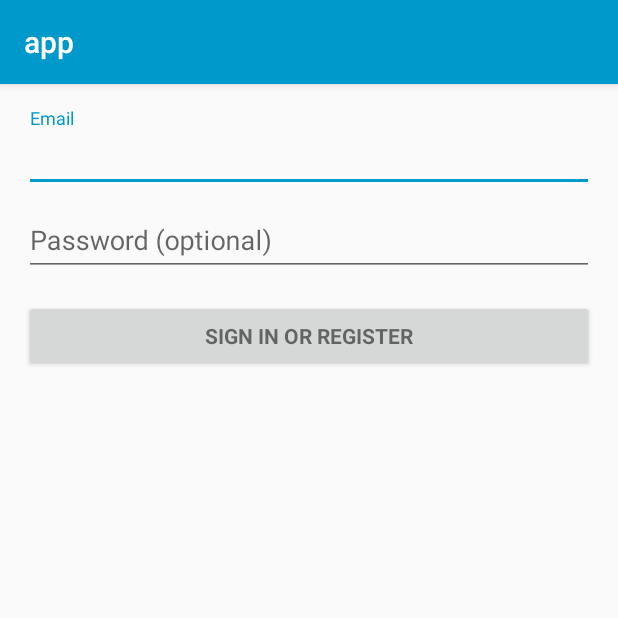
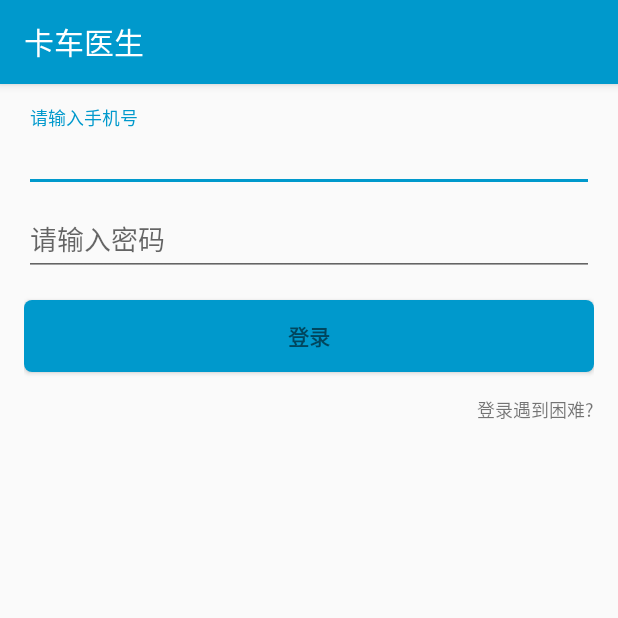
Before and after one commit to gittarko/TruckDoctor, an Android app: the screen it shows after launch (LoginActivity), on a phone screen of 412 x 824 dp, the top half of it. Run offline under Robolectric (Android 15) with nearby library versions, the phone set to English and light mode, and no system bars; 1 statement that could not run was skipped.

Commit message:
更新登录布局

```diff
--- a/TruckDoctor-Machanic/app/src/main/java/com/juma/truckdoctor/js/activity/login/LoginActivity.java
+++ b/TruckDoctor-Machanic/app/src/main/java/com/juma/truckdoctor/js/activity/login/LoginActivity.java
@@ -3,6 +3,7 @@ package com.juma.truckdoctor.js.activity.login;
 import android.animation.Animator;
 import android.animation.AnimatorListenerAdapter;
 import android.annotation.TargetApi;
+import android.content.DialogInterface;
 import android.content.pm.PackageManager;
 import android.support.annotation.NonNull;
 import android.support.design.widget.Snackbar;
@@ -30,6 +31,8 @@ import android.widget.EditText;
 import android.widget.TextView;
 
 import com.juma.truckdoctor.js.R;
+import com.juma.truckdoctor.js.utils.AppUtils;
+import com.juma.truckdoctor.js.widget.PopUpWindowAlertDialog;
 
 import java.util.ArrayList;
 import java.util.List;
@@ -42,28 +45,13 @@ import static android.Manifest.permission.READ_CONTACTS;
  * 登录界面
  *
  */
-public class LoginActivity extends AppCompatActivity implements LoaderCallbacks<Cursor> {
-
-    /**
-     * Id to identity READ_CONTACTS permission request.
-     */
-    private static final int REQUEST_READ_CONTACTS = 0;
-
-    /**
-     * A dummy authentication store containing known user names and passwords.
-     * TODO: remove after connecting to a real authentication system.
-     */
-    private static final String[] DUMMY_CREDENTIALS = new String[]{
-            "foo@example.com:hello", "bar@example.com:world"
-    };
-    /**
-     * Keep track of the login task to ensure we can cancel it if requested.
-     */
-    private UserLoginTask mAuthTask = null;
+public class LoginActivity extends AppCompatActivity{
 
     // UI references.
-    private AutoCompleteTextView mEmailView;
+    private AutoCompleteTextView mPhoneView;
     private EditText mPasswordView;
+    private TextView mForgetPassword;
+
     private View mProgressView;
     private View mLoginFormView;
 
@@ -72,9 +60,7 @@ public class LoginActivity extends AppCompatActivity implements LoaderCallbacks<
         super.onCreate(savedInstanceState);
         setContentView(R.layout.activity_login);
         // Set up the login form.
-        mEmailView = (AutoCompleteTextView) findViewById(R.id.email);
-        populateAutoComplete();
-
+        mPhoneView = (AutoCompleteTextView) findViewById(R.id.phone);
         mPasswordView = (EditText) findViewById(R.id.password);
         mPasswordView.setOnEditorActionListener(new TextView.OnEditorActionListener() {
             @Override
@@ -87,59 +73,51 @@ public class LoginActivity extends AppCompatActivity implements LoaderCallbacks<
             }
         });
 
-        Button mEmailSignInButton = (Button) findViewById(R.id.email_sign_in_button);
-        mEmailSignInButton.setOnClickListener(new OnClickListener() {
+        Button mLoginButton = (Button) findViewById(R.id.login_button);
+        mLoginButton.setOnClickListener(new OnClickListener() {
             @Override
             public void onClick(View view) {
                 attemptLogin();
             }
         });
 
+        mForgetPassword.setOnClickListener(new OnClickListener() {
+            @Override
+            public void onClick(View view) {
+                attemptPopUpWindow();
+            }
+        });
         mLoginFormView = findViewById(R.id.login_form);
         mProgressView = findViewById(R.id.login_progress);
     }
 
-    private void populateAutoComplete() {
-        if (!mayRequestContacts()) {
-            return;
-        }
+    PopUpWindowAlertDialog.Builder builder;
+    /**
+     * 登录遇到困难,触发弹窗允许用户联系客服协助解决登录问题
+     */
+    private void attemptPopUpWindow() {
+        builder = new PopUpWindowAlertDialog.Builder(this);
+        builder.setMessage(getResources().getString(R.string.label_contact), 16)
+        .setTitle(getResources().getString(R.string.label_contact_descripton), 18)
+        .setPositiveButton(getResources().getString(R.string.action_call_phone),
+                new DialogInterface.OnClickListener() {
 
-        getLoaderManager().initLoader(0, null, this);
-    }
-
-    private boolean mayRequestContacts() {
-        if (Build.VERSION.SDK_INT < Build.VERSION_CODES.M) {
-            return true;
-        }
-        if (checkSelfPermission(READ_CONTACTS) == PackageManager.PERMISSION_GRANTED) {
-            return true;
-        }
-        if (shouldShowRequestPermissionRationale(READ_CONTACTS)) {
-            Snackbar.make(mEmailView, R.string.permission_rationale, Snackbar.LENGTH_INDEFINITE)
-                    .setAction(android.R.string.ok, new View.OnClickListener() {
-                        @Override
-                        @TargetApi(Build.VERSION_CODES.M)
-                        public void onClick(View v) {
-                            requestPermissions(new String[]{READ_CONTACTS}, REQUEST_READ_CONTACTS);
-                        }
-                    });
-        } else {
-            requestPermissions(new String[]{READ_CONTACTS}, REQUEST_READ_CONTACTS);
-        }
-        return false;
-    }
-
-    /**
-     * Callback received when a permissions request has been completed.
-     */
-    @Override
-    public void onRequestPermissionsResult(int requestCode, @NonNull String[] permissions,
-                                           @NonNull int[] grantResults) {
-        if (requestCode == REQUEST_READ_CONTACTS) {
-            if (grantResults.length == 1 && grantResults[0] == PackageManager.PERMISSION_GRANTED) {
-                populateAutoComplete();
+            @Override
+            public void onClick(DialogInterface dialog, int which) {
+                //调起电话拨打界面
+                String number = mPhoneView.getText().toString().trim();
+                AppUtils.getPhoneCall(LoginActivity.this, number);
+                builder.dimiss();
             }
-        }
+        })
+        .setNegativeButton("取消", new DialogInterface.OnClickListener() {
+            @Override
+            public void onClick(DialogInterface dialog, int which) {
+                builder.dimiss();
+                builder = null;
+            }
+        })
+        .build();
     }
 
 
@@ -149,16 +127,12 @@ public class LoginActivity extends AppCompatActivity implements LoaderCallbacks<
      * errors are presented and no actual login attempt is made.
      */
     private void attemptLogin() {
-        if (mAuthTask != null) {
-            return;
-        }
-
         // Reset errors.
-        mEmailView.setError(null);
+        mPhoneView.setError(null);
         mPasswordView.setError(null);
 
         // Store values at the time of the login attempt.
-        String email = mEmailView.getText().toString();
+        String email = mPhoneView.getText().toString();
         String password = mPasswordView.getText().toString();
 
         boolean cancel = false;
@@ -173,12 +147,12 @@ public class LoginActivity extends AppCompatActivity implements LoaderCallbacks<
 
         // Check for a valid email address.
         if (TextUtils.isEmpty(email)) {
-            mEmailView.setError(getString(R.string.error_field_required));
-            focusView = mEmailView;
+            mPhoneView.setError(getString(R.string.error_field_required));
+            focusView = mPhoneView;
             cancel = true;
         } else if (!isEmailValid(email)) {
-            mEmailView.setError(getString(R.string.error_invalid_email));
-            focusView = mEmailView;
+            mPhoneView.setError(getString(R.string.error_invalid_email));
+            focusView = mPhoneView;
             cancel = true;
         }
 
@@ -190,8 +164,8 @@ public class LoginActivity extends AppCompatActivity implements LoaderCallbacks<
             // Show a progress spinner, and kick off a background task to
             // perform the user login attempt.
             showProgress(true);
-            mAuthTask = new UserLoginTask(email, password);
-            mAuthTask.execute((Void) null);
+//            mAuthTask = new UserLoginTask(email, password);
+//            mAuthTask.execute((Void) null);
         }
     }
 
@@ -241,114 +215,13 @@ public class LoginActivity extends AppCompatActivity implements LoaderCallbacks<
         }
     }
 
-    @Override
-    public Loader<Cursor> onCreateLoader(int i, Bundle bundle) {
-        return new CursorLoader(this,
-                // Retrieve data rows for the device user's 'profile' contact.
-                Uri.withAppendedPath(ContactsContract.Profile.CONTENT_URI,
-                        ContactsContract.Contacts.Data.CONTENT_DIRECTORY), ProfileQuery.PROJECTION,
-
-                // Select only email addresses.
-                ContactsContract.Contacts.Data.MIMETYPE +
-                        " = ?", new String[]{ContactsContract.CommonDataKinds.Email
-                .CONTENT_ITEM_TYPE},
-
-                // Show primary email addresses first. Note that there won't be
-                // a primary email address if the user hasn't specified one.
-                ContactsContract.Contacts.Data.IS_PRIMARY + " DESC");
-    }
-
-    @Override
-    public void onLoadFinished(Loader<Cursor> cursorLoader, Cursor cursor) {
-        List<String> emails = new ArrayList<>();
-        cursor.moveToFirst();
-        while (!cursor.isAfterLast()) {
-            emails.add(cursor.getString(ProfileQuery.ADDRESS));
-            cursor.moveToNext();
-        }
-
-        addEmailsToAutoComplete(emails);
-    }
-
-    @Override
-    public void onLoaderReset(Loader<Cursor> cursorLoader) {
-
-    }
-
     private void addEmailsToAutoComplete(List<String> emailAddressCollection) {
         //Create adapter to tell the AutoCompleteTextView what to show in its dropdown list.
         ArrayAdapter<String> adapter =
                 new ArrayAdapter<>(LoginActivity.this,
                         android.R.layout.simple_dropdown_item_1line, emailAddressCollection);
 
-        mEmailView.setAdapter(adapter);
+        mPhoneView.setAdapter(adapter);
     }
 
-
-    private interface ProfileQuery {
-        String[] PROJECTION = {
-                ContactsContract.CommonDataKinds.Email.ADDRESS,
-                ContactsContract.CommonDataKinds.Email.IS_PRIMARY,
-        };
-
-        int ADDRESS = 0;
-        int IS_PRIMARY = 1;
-    }
-
-    /**
-     * Represents an asynchronous login/registration task used to authenticate
-     * the user.
-     */
-    public class UserLoginTask extends AsyncTask<Void, Void, Boolean> {
-
-        private final String mEmail;
-        private final String mPassword;
-
-        UserLoginTask(String email, String password) {
-            mEmail = email;
-            mPassword = password;
-        }
-
-        @Override
-        protected Boolean doInBackground(Void... params) {
-            // TODO: attempt authentication against a network service.
-
-            try {
-                // Simulate network access.
-                Thread.sleep(2000);
-            } catch (InterruptedException e) {
-                return false;
-            }
-
-            for (String credential : DUMMY_CREDENTIALS) {
-                String[] pieces = credential.split(":");
-                if (pieces[0].equals(mEmail)) {
-                    // Account exists, return true if the password matches.
-                    return pieces[1].equals(mPassword);
-                }
-            }
-
-            // TODO: register the new account here.
-            return true;
-        }
-
-        @Override
-        protected void onPostExecute(final Boolean success) {
-            mAuthTask = null;
-            showProgress(false);
-
-            if (success) {
-                finish();
-            } else {
-                mPasswordView.setError(getString(R.string.error_incorrect_password));
-                mPasswordView.requestFocus();
-            }
-        }
-
-        @Override
-        protected void onCancelled() {
-            mAuthTask = null;
-            showProgress(false);
-        }
-    }
 }
--- /dev/null
+++ b/TruckDoctor-Machanic/app/src/main/res/drawable/roundbackground_blue.xml
@@ -0,0 +1,11 @@
+<?xml version="1.0" encoding="utf-8"?>
+<shape xmlns:android="http://schemas.android.com/apk/res/android"
+    android:shape="rectangle" >
+    <!-- 填充颜色 -->
+    <solid android:color="@color/colorPrimary" >
+    </solid>
+
+    <!-- 矩形的圆角半径 -->
+    <corners
+        android:radius="5dp"/>
+</shape>
--- a/TruckDoctor-Machanic/app/src/main/res/layout/activity_login.xml
+++ b/TruckDoctor-Machanic/app/src/main/res/layout/activity_login.xml
@@ -35,11 +35,11 @@
                 android:layout_height="wrap_content">
 
                 <AutoCompleteTextView
-                    android:id="@+id/email"
+                    android:id="@+id/phone"
                     android:layout_width="match_parent"
                     android:layout_height="wrap_content"
-                    android:hint="@string/prompt_email"
-                    android:inputType="textEmailAddress"
+                    android:hint="@string/prompt_phone"
+                    android:inputType="numberDecimal"
                     android:maxLines="1"
                     android:singleLine="true" />
 
@@ -64,14 +64,24 @@
             </android.support.design.widget.TextInputLayout>
 
             <Button
-                android:id="@+id/email_sign_in_button"
+                android:id="@+id/login_button"
                 style="?android:textAppearanceSmall"
                 android:layout_width="match_parent"
                 android:layout_height="wrap_content"
+                android:background="@drawable/roundbackground_blue"
                 android:layout_marginTop="16dp"
-                android:text="@string/action_sign_in"
+                android:text="@string/action_login"
                 android:textStyle="bold" />
 
+            //忘记密码
+            <TextView
+                android:id="@+id/forget_password"
+                android:layout_width="wrap_content"
+                android:layout_height="wrap_content"
+                android:layout_gravity="right"
+                android:layout_marginTop="16dp"
+                android:text="@string/prompt_forget_password"
+                android:textSize="12sp" />
         </LinearLayout>
     </ScrollView>
 </LinearLayout>
--- a/TruckDoctor-Machanic/app/src/main/res/values/strings.xml
+++ b/TruckDoctor-Machanic/app/src/main/res/values/strings.xml
@@ -1,11 +1,12 @@
 <resources>
-    <string name="app_name">app</string>
+    <string name="app_name">卡车医生</string>
 
     <!-- Strings related to login -->
-    <string name="prompt_email">Email</string>
-    <string name="prompt_password">Password (optional)</string>
-    <string name="action_sign_in">Sign in or register</string>
-    <string name="action_sign_in_short">Sign in</string>
+    <string name="prompt_phone">请输入手机号</string>
+    <string name="prompt_password">请输入密码</string>
+    <string name="action_login">登录</string>
+    <string name="action_sign_in_short">登录</string>
+    <string name="prompt_forget_password">登录遇到困难?</string>
     <string name="error_invalid_email">This email address is invalid</string>
     <string name="error_invalid_password">This password is too short</string>
     <string name="error_incorrect_password">This password is incorrect</string>
@@ -13,4 +14,10 @@
     <string name="permission_rationale">"Contacts permissions are needed for providing email
         completions."
     </string>
+
+    <string name="label_contact">联系客服</string>
+    <string name="label_contact_descripton">4009922107\n登录遇到困难,联系客服</string>
+    <string name="action_cancel">取消</string>
+    <string name="action_call_phone">确认拨打</string>
+
 </resources>
```
Also changed, not shown: TruckDoctor-Machanic/app/src/main/java/com/juma/truckdoctor/js/utils/AppUtils.java (+20 -0 lines), TruckDoctor-Machanic/app/src/main/java/com/juma/truckdoctor/js/widget/PopUpWindowAlertDialog.java (+18 -2 lines).
